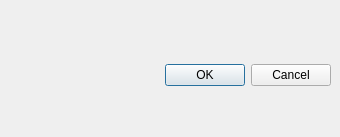
Old version of the form hmi_tester/generalinputdialog.ui in the repository pedromateo/openhmitester.
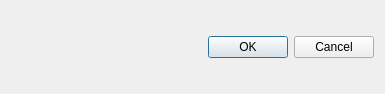
New version of the form.

The edit to the form file:
```diff
--- a/hmi_tester/generalinputdialog.ui
+++ b/hmi_tester/generalinputdialog.ui
@@ -6,8 +6,8 @@
    <rect>
     <x>0</x>
     <y>0</y>
-    <width>340</width>
-    <height>137</height>
+    <width>385</width>
+    <height>94</height>
    </rect>
   </property>
   <property name="windowTitle">
@@ -19,15 +19,8 @@
   <property name="modal">
    <bool>true</bool>
   </property>
-  <widget class="QWidget" name="verticalLayoutWidget">
-   <property name="geometry">
-    <rect>
-     <x>10</x>
-     <y>20</y>
-     <width>321</width>
-     <height>111</height>
-    </rect>
-   </property>
+  <layout class="QVBoxLayout" name="verticalLayout_2">
+   <item>
    <layout class="QVBoxLayout" name="verticalLayout">
     <property name="sizeConstraint">
      <enum>QLayout::SetMinimumSize</enum>
@@ -53,7 +46,8 @@
      </widget>
     </item>
    </layout>
-  </widget>
+   </item>
+  </layout>
  </widget>
  <resources/>
  <connections>
```
Left out of the diff: 6 changed lines with no effect on the pictures. Lines whose indentation alone changed are shown as unchanged.
